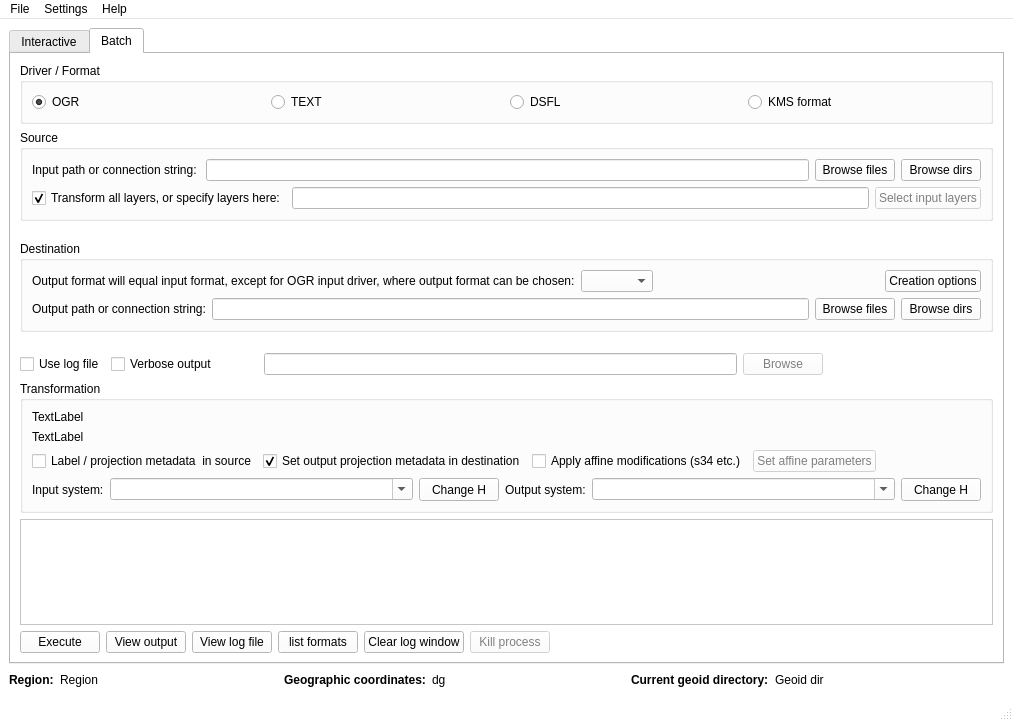
Before: the Qt Designer form UI/Trui.ui in MartinHvidberg/kmstrans_fra_SDFE_SEQ200131, drawn with Qt 5.
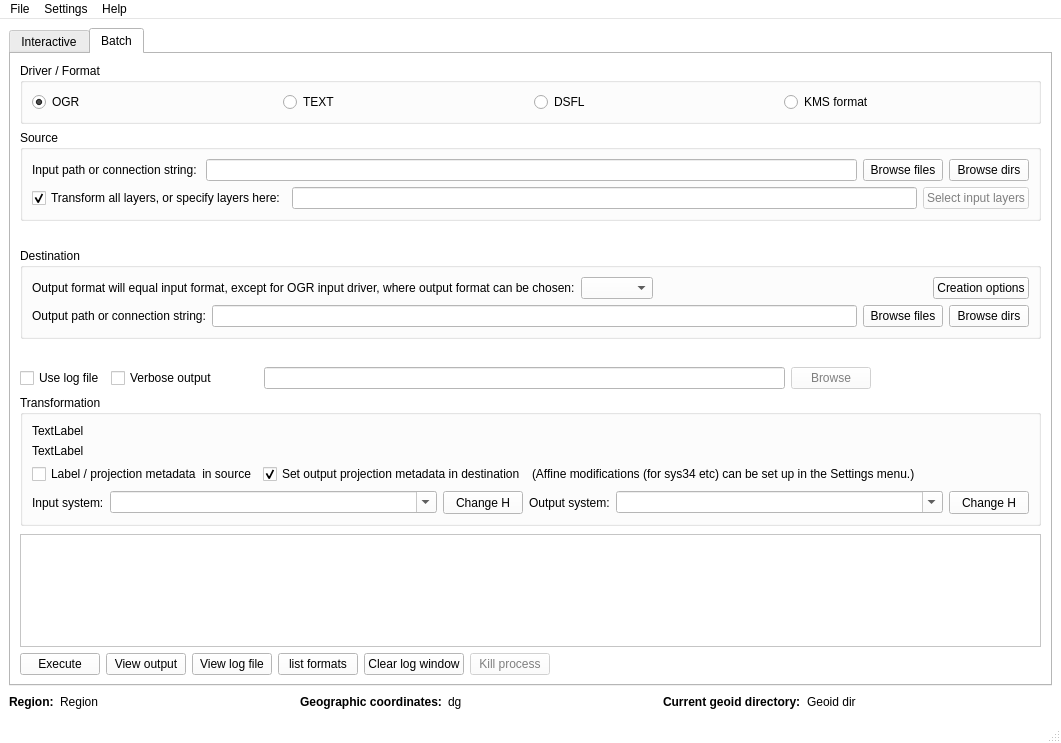
After: the same form once the commit is applied.

Commit message: Naming refactor and changes to affine setup dialog

```diff
--- a/UI/Trui.ui
+++ b/UI/Trui.ui
@@ -7,8 +7,8 @@
    <rect>
     <x>0</x>
     <y>0</y>
-    <width>1013</width>
-    <height>721</height>
+    <width>1061</width>
+    <height>743</height>
    </rect>
   </property>
   <property name="sizePolicy">
@@ -1852,22 +1852,9 @@
               </widget>
              </item>
              <item>
-              <widget class="QCheckBox" name="chb_apply_affine">
-               <property name="whatsThis">
-                <string notr="true">Apply an affine modification, e.g. flip first axis for GIS-layers using System34.</string>
-               </property>
+              <widget class="QLabel" name="label">
                <property name="text">
-                <string>Apply affine modifications (s34 etc.)</string>
-               </property>
-              </widget>
-             </item>
-             <item>
-              <widget class="QPushButton" name="bt_setup_affine">
-               <property name="enabled">
-                <bool>false</bool>
-               </property>
-               <property name="text">
-                <string>Set affine parameters</string>
+                <string>(Affine modifications (for sys34 etc) can be set up in the Settings menu.)</string>
                </property>
               </widget>
              </item>
@@ -2167,7 +2154,7 @@
     <rect>
      <x>0</x>
      <y>0</y>
-     <width>1013</width>
+     <width>1061</width>
      <height>21</height>
     </rect>
    </property>
```
Left out of the diff: 68 changed lines with no effect on the pictures. The commit also changes 16 other files.
